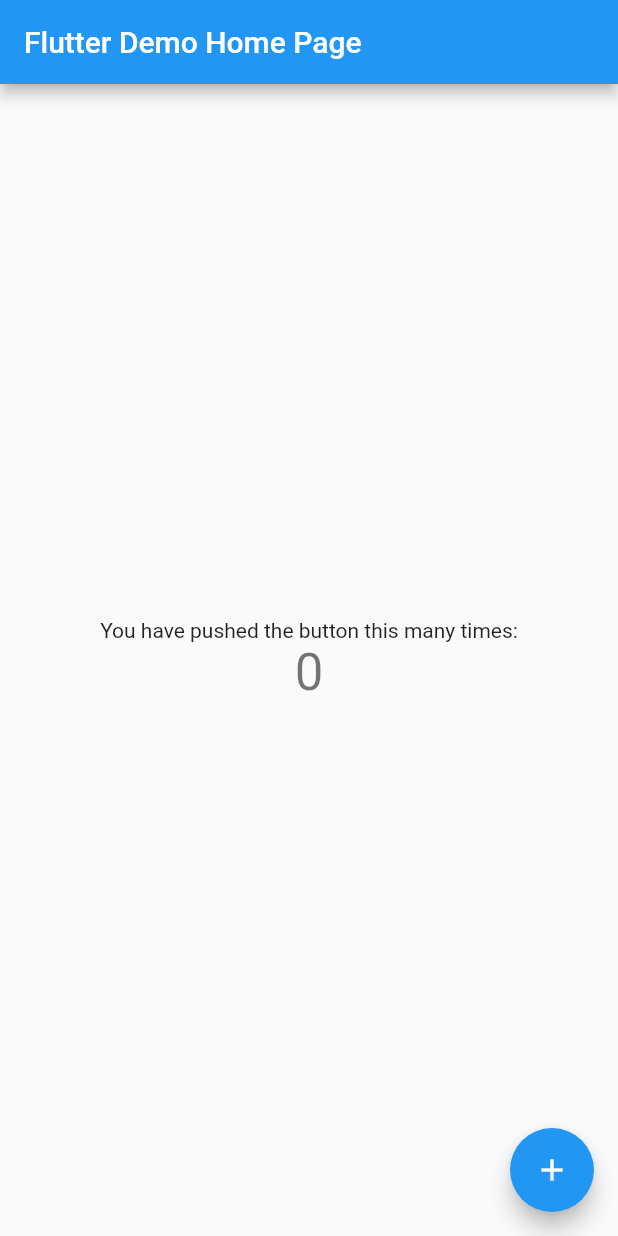
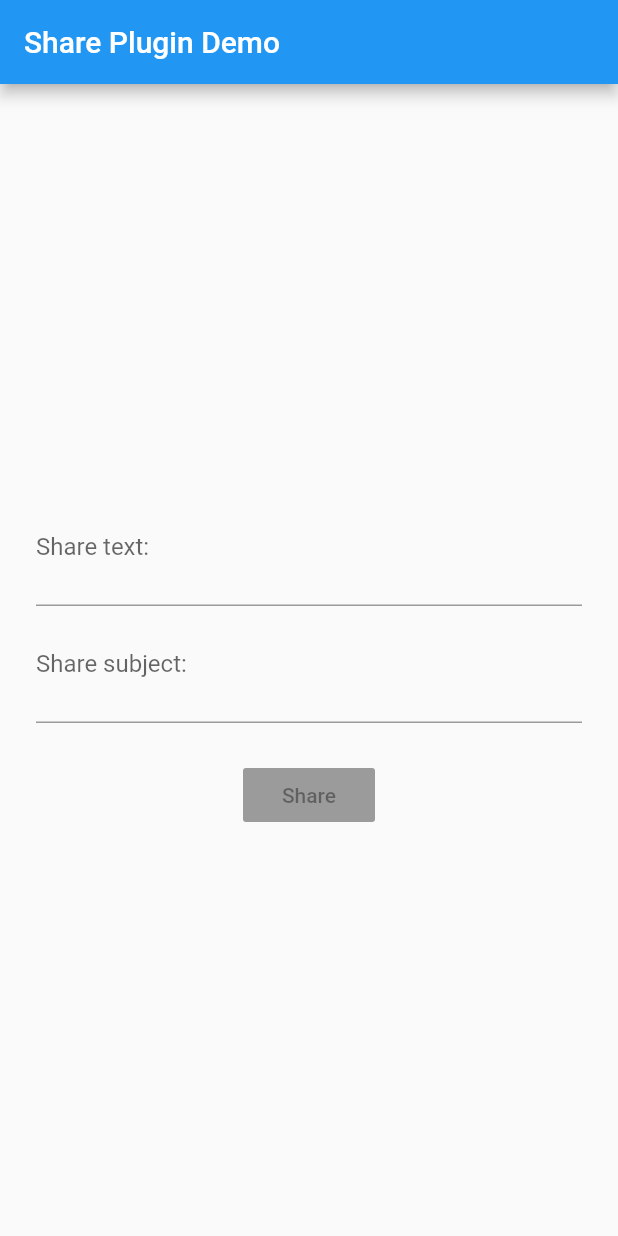
Before and after one commit to cckn/flutter_lab, a Flutter app: the screen it shows after launch, on a phone screen of 412 x 824 dp. Run offline on Flutter 3.47's test engine with Material 2 defaults, Android fonts, the phone set to English and light mode, and no system bars; our stand-ins replace share.

Commit message:
Test share

```diff
--- a/lib/main.dart
+++ b/lib/main.dart
@@ -1,117 +1,86 @@
+// Copyright 2019 The Flutter Authors. All rights reserved.
+// Use of this source code is governed by a BSD-style license that can be
+// found in the LICENSE file.
+
+// ignore_for_file: public_member_api_docs
+
 import 'package:flutter/material.dart';
+import 'package:share/share.dart';
 
 void main() {
-  runApp(MyApp());
+  runApp(DemoApp());
 }
 
-class MyApp extends StatelessWidget {
-  // This widget is the root of your application.
+class DemoApp extends StatefulWidget {
+  @override
+  DemoAppState createState() => DemoAppState();
+}
+
+class DemoAppState extends State<DemoApp> {
+  String text = '';
+  String subject = '';
+
   @override
   Widget build(BuildContext context) {
     return MaterialApp(
-      title: 'Flutter Demo',
-      theme: ThemeData(
-        // This is the theme of your application.
-        //
-        // Try running your application with "flutter run". You'll see the
-        // application has a blue toolbar. Then, without quitting the app, try
-        // changing the primarySwatch below to Colors.green and then invoke
-        // "hot reload" (press "r" in the console where you ran "flutter run",
-        // or simply save your changes to "hot reload" in a Flutter IDE).
-        // Notice that the counter didn't reset back to zero; the application
-        // is not restarted.
-        primarySwatch: Colors.blue,
-        // This makes the visual density adapt to the platform that you run
-        // the app on. For desktop platforms, the controls will be smaller and
-        // closer together (more dense) than on mobile platforms.
-        visualDensity: VisualDensity.adaptivePlatformDensity,
-      ),
-      home: MyHomePage(title: 'Flutter Demo Home Page'),
+      title: 'Share Plugin Demo',
+      home: Scaffold(
+          appBar: AppBar(
+            title: const Text('Share Plugin Demo'),
+          ),
+          body: Padding(
+            padding: const EdgeInsets.all(24.0),
+            child: Column(
+              mainAxisAlignment: MainAxisAlignment.center,
+              children: <Widget>[
+                TextField(
+                  decoration: const InputDecoration(
+                    labelText: 'Share text:',
+                    hintText: 'Enter some text and/or link to share',
+                  ),
+                  maxLines: 2,
+                  onChanged: (String value) => setState(() {
+                    text = value;
+                  }),
+                ),
+                TextField(
+                  decoration: const InputDecoration(
+                    labelText: 'Share subject:',
+                    hintText: 'Enter subject to share (optional)',
+                  ),
+                  maxLines: 2,
+                  onChanged: (String value) => setState(() {
+                    subject = value;
+                  }),
+                ),
+                const Padding(padding: EdgeInsets.only(top: 24.0)),
+                Builder(
+                  builder: (BuildContext context) {
+                    return RaisedButton(
+                      child: const Text('Share'),
+                      onPressed: text.isEmpty
+                          ? null
+                          : () {
+                              // A builder is used to retrieve the context immediately
+                              // surrounding the RaisedButton.
+                              //
+                              // The context's `findRenderObject` returns the first
+                              // RenderObject in its descendent tree when it's not
+                              // a RenderObjectWidget. The RaisedButton's RenderObject
+                              // has its position and size after it's built.
+                              final RenderBox box = context.findRenderObject();
+                              Share.share(text,
+                                  subject: subject,
+                                  sharePositionOrigin:
+                                      box.localToGlobal(Offset.zero) &
+                                          box.size);
+                            },
+                    );
+                  },
+                ),
+              ],
+            ),
+          )),
     );
   }
 }
-
-class MyHomePage extends StatefulWidget {
-  MyHomePage({Key key, this.title}) : super(key: key);
-
-  // This widget is the home page of your application. It is stateful, meaning
-  // that it has a State object (defined below) that contains fields that affect
-  // how it looks.
-
-  // This class is the configuration for the state. It holds the values (in this
-  // case the title) provided by the parent (in this case the App widget) and
-  // used by the build method of the State. Fields in a Widget subclass are
-  // always marked "final".
-
-  final String title;
-
-  @override
-  _MyHomePageState createState() => _MyHomePageState();
-}
-
-class _MyHomePageState extends State<MyHomePage> {
-  int _counter = 0;
-
-  void _incrementCounter() {
-    setState(() {
-      // This call to setState tells the Flutter framework that something has
-      // changed in this State, which causes it to rerun the build method below
-      // so that the display can reflect the updated values. If we changed
-      // _counter without calling setState(), then the build method would not be
-      // called again, and so nothing would appear to happen.
-      _counter++;
-    });
-  }
-
-  @override
-  Widget build(BuildContext context) {
-    // This method is rerun every time setState is called, for instance as done
-    // by the _incrementCounter method above.
-    //
-    // The Flutter framework has been optimized to make rerunning build methods
-    // fast, so that you can just rebuild anything that needs updating rather
-    // than having to individually change instances of widgets.
-    return Scaffold(
-      appBar: AppBar(
-        // Here we take the value from the MyHomePage object that was created by
-        // the App.build method, and use it to set our appbar title.
-        title: Text(widget.title),
-      ),
-      body: Center(
-        // Center is a layout widget. It takes a single child and positions it
-        // in the middle of the parent.
-        child: Column(
-          // Column is also a layout widget. It takes a list of children and
-          // arranges them vertically. By default, it sizes itself to fit its
-          // children horizontally, and tries to be as tall as its parent.
-          //
-          // Invoke "debug painting" (press "p" in the console, choose the
-          // "Toggle Debug Paint" action from the Flutter Inspector in Android
-          // Studio, or the "Toggle Debug Paint" command in Visual Studio Code)
-          // to see the wireframe for each widget.
-          //
-          // Column has various properties to control how it sizes itself and
-          // how it positions its children. Here we use mainAxisAlignment to
-          // center the children vertically; the main axis here is the vertical
-          // axis because Columns are vertical (the cross axis would be
-          // horizontal).
-          mainAxisAlignment: MainAxisAlignment.center,
-          children: <Widget>[
-            Text(
-              'You have pushed the button this many times:',
-            ),
-            Text(
-              '$_counter',
-              style: Theme.of(context).textTheme.headline4,
-            ),
-          ],
-        ),
-      ),
-      floatingActionButton: FloatingActionButton(
-        onPressed: _incrementCounter,
-        tooltip: 'Increment',
-        child: Icon(Icons.add),
-      ), // This trailing comma makes auto-formatting nicer for build methods.
-    );
-  }
-}
--- a/pubspec.yaml
+++ b/pubspec.yaml
@@ -23,6 +23,7 @@ environment:
 dependencies:
   flutter:
     sdk: flutter
+  share: ^0.6.4+3
 
 
   # The following adds the Cupertino Icons font to your application.
```
Also changed, not shown: pubspec.lock, 4 other files.
